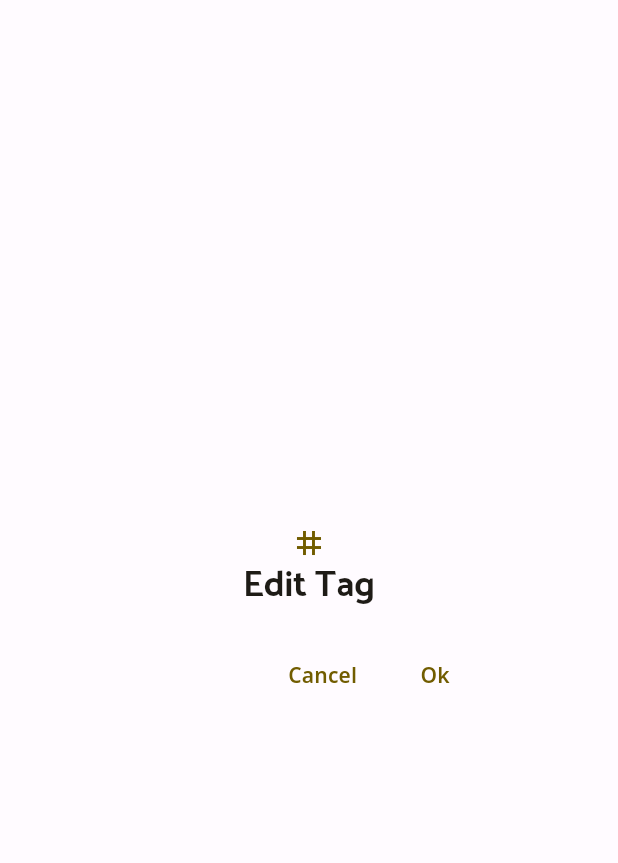
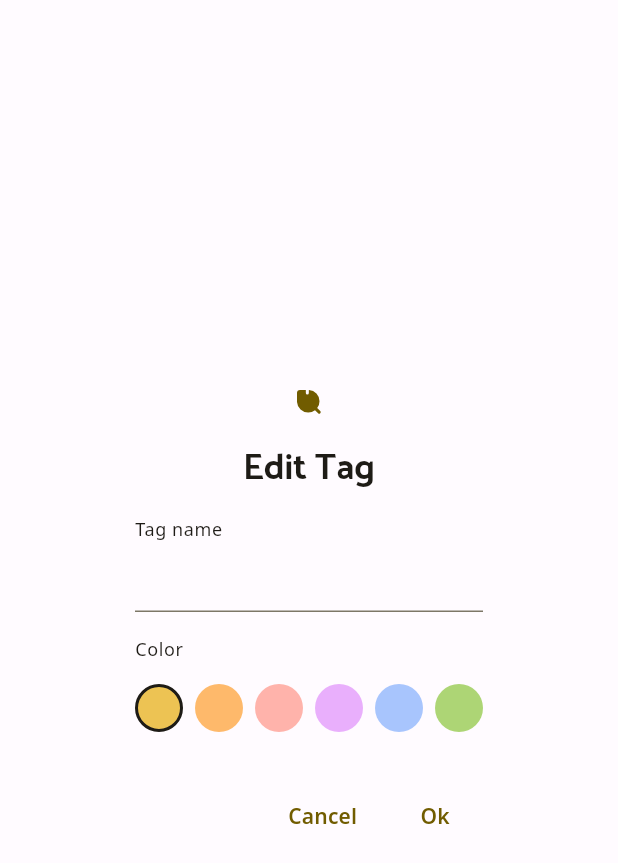
Before and after one commit to domephant/vocabulary, a Flutter app: the EditTagsDialog widget shown alone on an empty page, opened directly, on a phone screen of 412 x 824 dp. Shown: the top 863 px of the screen. Run offline on Flutter 3.47's test engine with Material 2 defaults, Android fonts, the phone set to English and light mode, and no system bars; our stand-ins replace firebase_core, flutter_svg, font_awesome_flutter, lottie, page_transition; accounts and stored records are empty.

Commit message:
Added dialog for tag edit

```diff
--- /dev/null
+++ b/lib/components/buttons/vocab_color_button.dart
@@ -0,0 +1,38 @@
+import 'package:flutter/material.dart';
+
+class VocabColorButton extends StatelessWidget {
+  final VoidCallback onPressed;
+  final Color? color;
+  final bool selected;
+
+  const VocabColorButton(
+      {Key? key,
+      required this.onPressed,
+      required this.color,
+      required this.selected})
+      : super(key: key);
+
+  @override
+  Widget build(BuildContext context) {
+    return GestureDetector(
+      onTap: onPressed,
+      child: Padding(
+        padding: const EdgeInsets.symmetric(vertical: 8.0),
+        child: SizedBox(
+          height: 32,
+          width: 32,
+          child: Container(
+            decoration: BoxDecoration(
+                color: color,
+                shape: BoxShape.circle,
+                border: selected
+                    ? Border.all(
+                        width: 2.0,
+                        color: Theme.of(context).colorScheme.onSurface)
+                    : null),
+          ),
+        ),
+      ),
+    );
+  }
+}
--- a/lib/components/dialogs/edit_tags.dart
+++ b/lib/components/dialogs/edit_tags.dart
@@ -1,11 +1,15 @@
 import 'package:flutter/material.dart';
+import 'package:flutter_svg/flutter_svg.dart';
 import 'package:vocabulary/components/dialogs/dialog_frame.dart';
+import 'package:vocabulary/components/selection/vocab_color_selection_row.dart';
 
 class EditTagsDialog extends StatelessWidget {
   const EditTagsDialog({Key? key}) : super(key: key);
 
   @override
   Widget build(BuildContext context) {
+    final _tagNameController = TextEditingController();
+
     return StatefulBuilder(
       builder: (context, setState) => DialogFrame(
         buttonTextColor: Theme.of(context).colorScheme.primary,
@@ -14,8 +18,44 @@ class EditTagsDialog extends StatelessWidget {
           crossAxisAlignment: CrossAxisAlignment.center,
           mainAxisSize: MainAxisSize.min,
           children: [
-            Icon(Icons.tag, color: Theme.of(context).colorScheme.primary),
-            const Text("Edit Tag"),
+            Padding(
+              padding: const EdgeInsets.only(bottom: 16.0),
+              child: SvgPicture.asset(
+                'images/icons/label-icon.svg',
+                color: Theme.of(context).colorScheme.primary,
+              ),
+            ),
+            Text(
+              "Edit Tag",
+              style: Theme.of(context).textTheme.headlineSmall,
+            ),
+          ],
+        ),
+        child: Column(
+          mainAxisSize: MainAxisSize.min,
+          mainAxisAlignment: MainAxisAlignment.center,
+          crossAxisAlignment: CrossAxisAlignment.start,
+          children: [
+            Text(
+              "Tag name",
+              style: Theme.of(context).textTheme.bodySmall,
+            ),
+            TextField(
+              controller: _tagNameController,
+              decoration: InputDecoration(
+                focusColor: Theme.of(context).colorScheme.onSurface,
+                fillColor: Theme.of(context).colorScheme.onSurface,
+                border: const UnderlineInputBorder(),
+              ),
+            ),
+            Padding(
+              padding: const EdgeInsets.only(top: 16.0, bottom: 8.0),
+              child: Text(
+                "Color",
+                style: Theme.of(context).textTheme.bodySmall,
+              ),
+            ),
+            const ColorSelectionRow()
           ],
         ),
       ),
--- /dev/null
+++ b/lib/components/selection/vocab_color_selection_row.dart
@@ -0,0 +1,61 @@
+import 'package:flutter/material.dart';
+import 'package:vocabulary/components/buttons/vocab_color_button.dart';
+import 'package:vocabulary/styles/custom_color.g.dart';
+
+class ColorSelectionRow extends StatefulWidget {
+  const ColorSelectionRow({
+    Key? key,
+  }) : super(key: key);
+
+  @override
+  State<ColorSelectionRow> createState() => _ColorSelectionRowState();
+}
+
+class _ColorSelectionRowState extends State<ColorSelectionRow> {
+  int index = 0;
+
+  void onColorTap(int a) {
+    setState(() {
+      index = a;
+    });
+  }
+
+  @override
+  Widget build(BuildContext context) {
+    return Row(
+      mainAxisAlignment: MainAxisAlignment.spaceBetween,
+      children: [
+        VocabColorButton(
+          onPressed: () => onColorTap(0),
+          color: CustomYellow,
+          selected: index == 0,
+        ),
+        VocabColorButton(
+          onPressed: () => onColorTap(1),
+          color: CustomOrange,
+          selected: index == 1,
+        ),
+        VocabColorButton(
+          onPressed: () => onColorTap(2),
+          color: CustomRed,
+          selected: index == 2,
+        ),
+        VocabColorButton(
+          onPressed: () => onColorTap(3),
+          color: CustomPurple,
+          selected: index == 3,
+        ),
+        VocabColorButton(
+          onPressed: () => onColorTap(4),
+          color: CustomBlue,
+          selected: index == 4,
+        ),
+        VocabColorButton(
+          onPressed: () => onColorTap(5),
+          color: CustomGreen,
+          selected: index == 5,
+        )
+      ],
+    );
+  }
+}
--- a/lib/screens/settings.dart
+++ b/lib/screens/settings.dart
@@ -1,5 +1,6 @@
 import 'package:flutter/material.dart';
 import 'package:vocabulary/components/dialogs/dialog_frame.dart';
+import 'package:vocabulary/components/dialogs/edit_tags.dart';
 import 'package:vocabulary/models/enums/languages.dart';
 
 class SettingsScreen extends StatefulWidget {
@@ -121,7 +122,12 @@ class _SettingsScreenState extends State<SettingsScreen> {
           value: appSoundEffectsValue,
         ),
         const Divider(thickness: 1),
-        const Text("Your tags")
+        const Text("Your tags"),
+        TextButton(
+            onPressed: () {
+              showDialog(context: context, builder: (_) => EditTagsDialog());
+            },
+            child: Text("Test"))
       ],
     );
   }
--- a/pubspec.yaml
+++ b/pubspec.yaml
@@ -68,6 +68,7 @@ flutter:
   # To add assets to your application, add an assets section, like this:
   assets:
     - images/
+    - images/icons/
     - images/lotties/
     - images/lotties/setup/
     - images/lotties/about/
```
Also changed, not shown: images/icons/add-label-icon.svg (added), images/icons/label-icon.svg (added).
